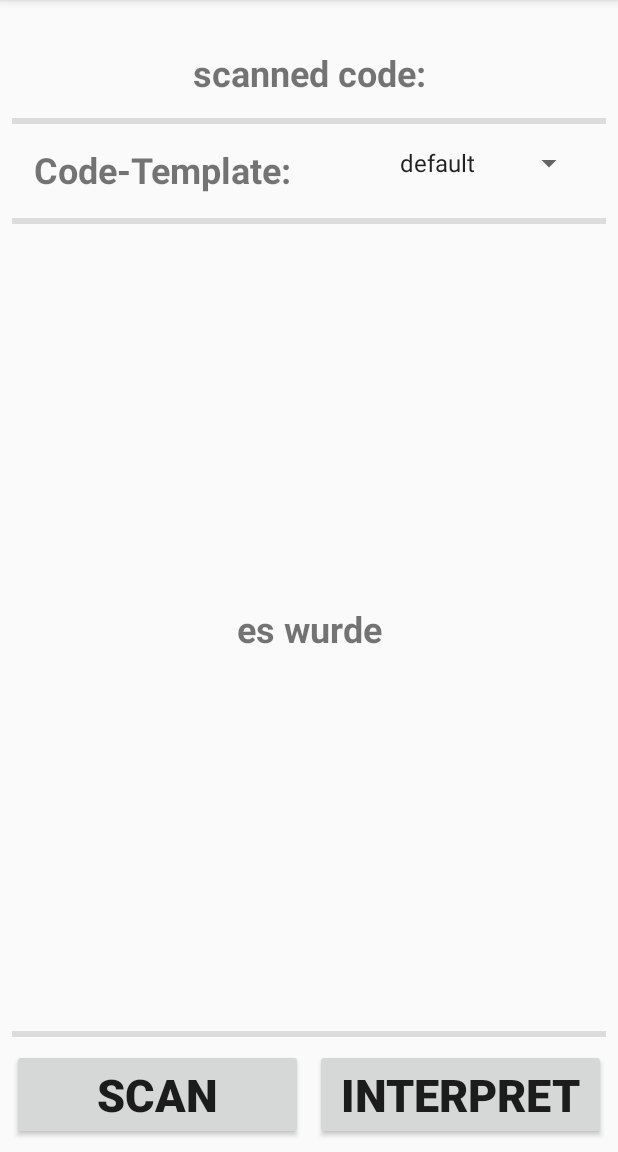
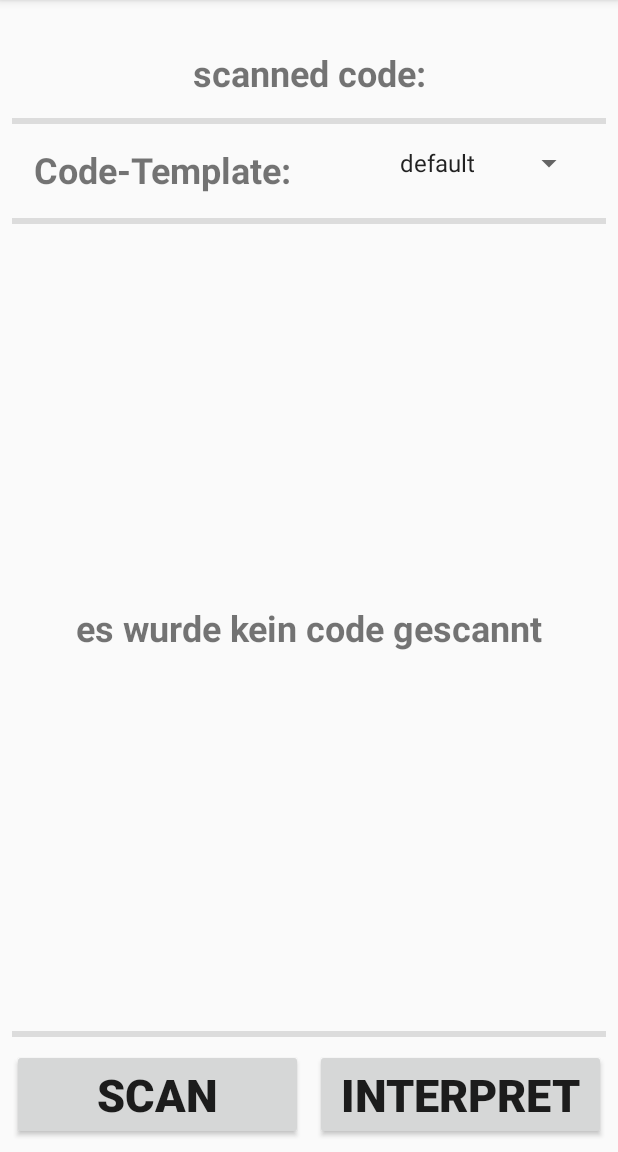
Before and after one commit to dafrwi/BarcodeInterpreter, an Android app: the screen it shows after launch (MainActivity), after a tap on "INTERPRET", on a phone screen of 412 x 824 dp, the part 84-1236 px from its top. Run offline under Robolectric (Android 15) with nearby library versions, the phone set to English and light mode, and no system bars; libraries missing offline, so code that uses them is left out: com.google.zxing.integration.

Commit message:
abstürze korrigiert

```diff
--- a/app/src/main/res/layout/activity_main.xml
+++ b/app/src/main/res/layout/activity_main.xml
@@ -98,8 +98,8 @@
 
     <TextView
         android:id="@+id/errorView"
-        android:layout_width="101dp"
-        android:layout_height="32dp"
+        android:layout_width="0dp"
+        android:layout_height="0dp"
         android:layout_margin="32dp"
         android:layout_marginStart="8dp"
         android:layout_marginEnd="8dp"
```
